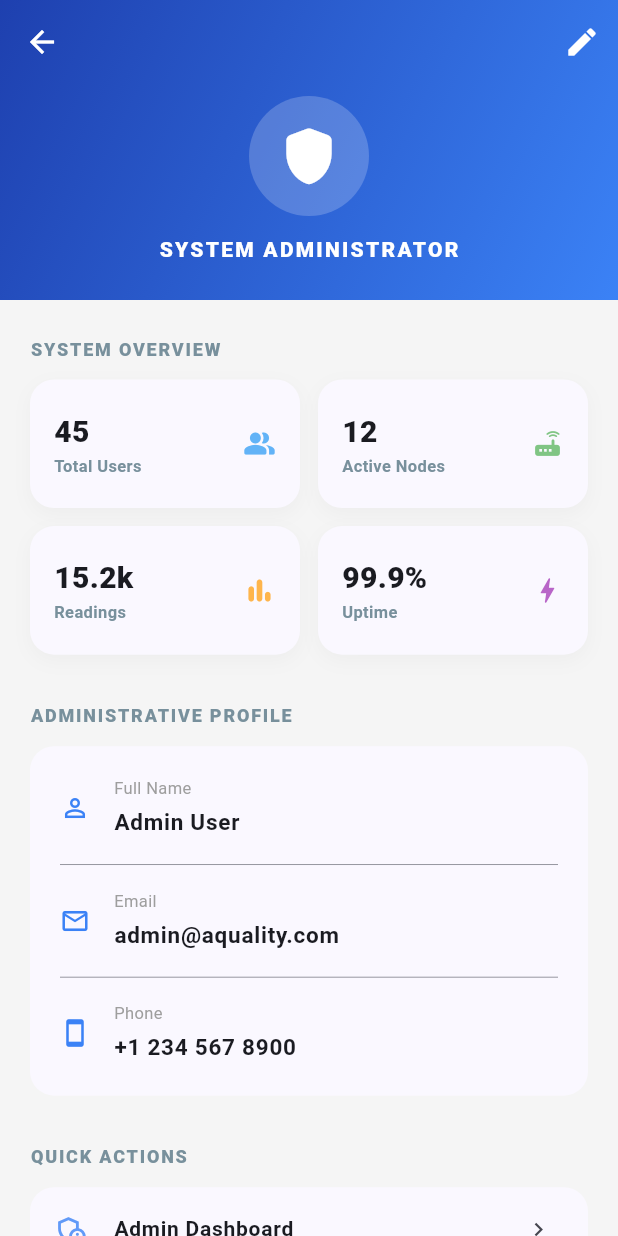
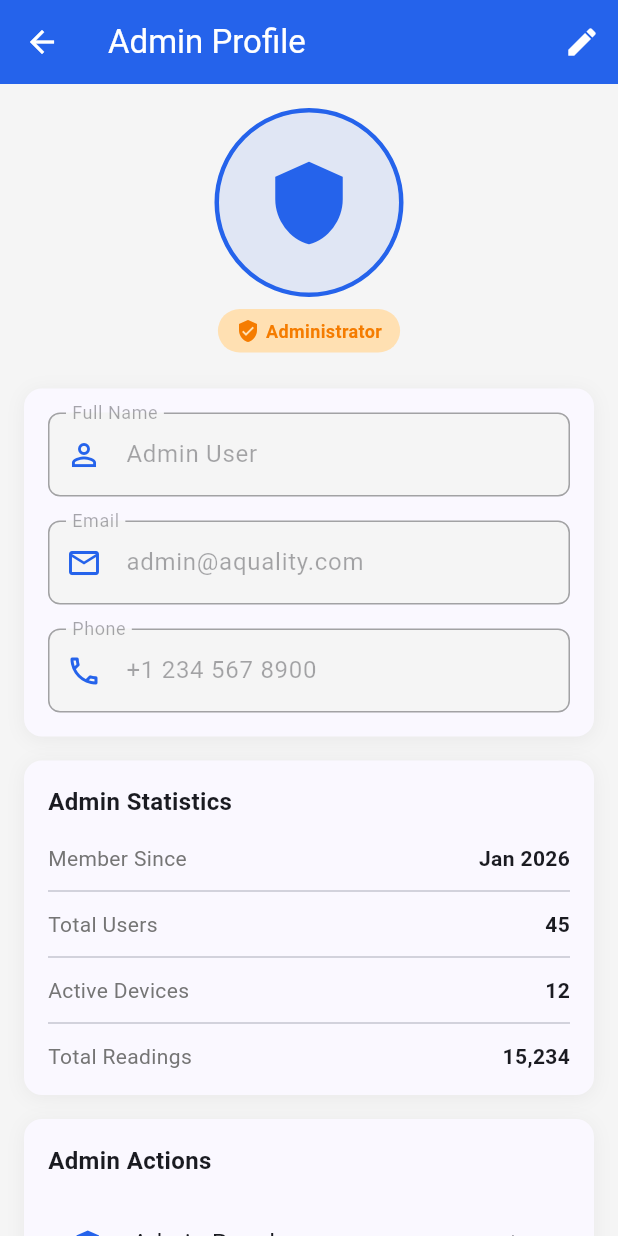
Before and after one commit to GeraldElliRamos/Aquality-Arduino-based-water-quality-monitoring, a Flutter app: the AdminUserView screen opened by its route, on a phone screen of 412 x 824 dp. Run offline on Flutter 3.47's test engine with Material 3 defaults, Android fonts, the phone set to English and light mode, and no system bars; our stand-ins replace csv, fl_chart, shared_preferences; accounts and stored records are empty.

Commit message:
Revert "Merge branch 'main' of https://github.com/GeraldElliRamos/Aquality-Arduino-based-water-quality-monitoring"
This reverts commit c26509676e562d488f59eee694f756d2de45b0c0, reversing
changes made to 3b152a999892d339145de5bf15fbbc8d56819c0c.

```diff
--- a/aquality_arduino_based_water_quality_monitoring/lib/pages/admin_user.dart
+++ b/aquality_arduino_based_water_quality_monitoring/lib/pages/admin_user.dart
@@ -14,10 +14,6 @@ class _AdminUserViewState extends State<AdminUserView> {
   final _phoneController = TextEditingController(text: '+1 234 567 8900');
   bool _isEditing = false;
 
-  // Branding colors stay constant
-  final Color primaryBlue = const Color(0xFF1E40AF);
-  final Color accentBlue = const Color(0xFF3B82F6);
-
   @override
   void dispose() {
     _nameController.dispose();
@@ -28,280 +24,266 @@ class _AdminUserViewState extends State<AdminUserView> {
 
   @override
   Widget build(BuildContext context) {
-    final bool isDark = Theme.of(context).brightness == Brightness.dark;
-
     return Scaffold(
-      backgroundColor: Theme.of(context).scaffoldBackgroundColor,
-      body: CustomScrollView(
-        slivers: [
-          _buildHeader(),
-          SliverToBoxAdapter(
-            child: Padding(
-              padding: const EdgeInsets.symmetric(horizontal: 20.0, vertical: 24.0),
+      appBar: AppBar(
+        title: const Text('Admin Profile'),
+        backgroundColor: const Color(0xFF2563EB),
+        actions: [
+          if (!_isEditing)
+            IconButton(
+              icon: const Icon(Icons.edit),
+              onPressed: () {
+                setState(() => _isEditing = true);
+              },
+              tooltip: 'Edit Profile',
+            )
+          else
+            TextButton(
+              onPressed: () {
+                setState(() => _isEditing = false);
+                ScaffoldMessenger.of(context).showSnackBar(
+                  const SnackBar(content: Text('Profile updated successfully')),
+                );
+              },
+              child: const Text('Save', style: TextStyle(color: Colors.white)),
+            ),
+        ],
+      ),
+      body: SingleChildScrollView(
+        padding: const EdgeInsets.all(16.0),
         child: Column(
-                crossAxisAlignment: CrossAxisAlignment.start,
+          crossAxisAlignment: CrossAxisAlignment.stretch,
           children: [
-                  _buildSectionLabel('System Overview'),
-                  const SizedBox(height: 12),
-                  _buildStatsGrid(isDark),
-                  const SizedBox(height: 32),
-                  _buildSectionLabel('Administrative Profile'),
-                  const SizedBox(height: 12),
-                  _buildProfileCard(isDark),
-                  const SizedBox(height: 32),
-                  _buildSectionLabel('Quick Actions'),
-                  const SizedBox(height: 12),
-                  _buildActionsList(isDark),
-                  const SizedBox(height: 40),
-                  _buildLogoutButton(),
-                  const SizedBox(height: 60),
-                ],
+            Center(
+              child: Stack(
+                children: [
+                  Container(
+                    decoration: BoxDecoration(
+                      shape: BoxShape.circle,
+                      border: Border.all(color: const Color(0xFF2563EB), width: 3),
+                    ),
+                    child: CircleAvatar(
+                      radius: 60,
+                      backgroundColor: const Color(0xFF2563EB).withOpacity(0.1),
+                      child: const Icon(Icons.shield, size: 60, color: Color(0xFF2563EB)),
+                    ),
+                  ),
+                  if (_isEditing)
+                    Positioned(
+                      right: 0,
+                      bottom: 0,
+                      child: Container(
+                        decoration: BoxDecoration(
+                          color: const Color(0xFF2563EB),
+                          shape: BoxShape.circle,
+                          border: Border.all(color: Colors.white, width: 3),
+                        ),
+                        child: IconButton(
+                          icon: const Icon(Icons.camera_alt, size: 20, color: Colors.white),
+                          onPressed: () {
+                            ScaffoldMessenger.of(context).showSnackBar(
+                              const SnackBar(content: Text('Camera feature coming soon')),
+                            );
+                          },
                         ),
                       ),
                     ),
                 ],
               ),
-    );
-  }
-
-  Widget _buildHeader() {
-    return SliverAppBar(
-      expandedHeight: 200.0,
-      pinned: true,
-      elevation: 0,
-      backgroundColor: primaryBlue,
-      flexibleSpace: FlexibleSpaceBar(
-        background: Container(
+            ),
+            const SizedBox(height: 8),
+            Center(
+              child: Container(
+                padding: const EdgeInsets.symmetric(horizontal: 12, vertical: 6),
                 decoration: BoxDecoration(
-            gradient: LinearGradient(
-              begin: Alignment.topLeft,
-              end: Alignment.bottomRight,
-              colors: [primaryBlue, accentBlue],
+                  color: Colors.orange.shade100,
+                  borderRadius: BorderRadius.circular(20),
                 ),
-          ),
-          child: Column(
-            mainAxisAlignment: MainAxisAlignment.center,
+                child: Row(
+                  mainAxisSize: MainAxisSize.min,
                   children: [
-              const SizedBox(height: 40),
-              CircleAvatar(
-                radius: 40,
-                backgroundColor: Colors.white.withOpacity(0.2),
-                child: const Icon(Icons.shield_rounded, size: 45, color: Colors.white),
-              ),
-              const SizedBox(height: 12),
-              const Text(
-                'SYSTEM ADMINISTRATOR',
+                    Icon(Icons.verified_user, size: 16, color: Colors.orange.shade700),
+                    const SizedBox(width: 4),
+                    Text(
+                      'Administrator',
                       style: TextStyle(
-                  color: Colors.white,
-                  fontWeight: FontWeight.w900,
-                  fontSize: 14,
-                  letterSpacing: 1.5,
+                        fontSize: 12,
+                        fontWeight: FontWeight.bold,
+                        color: Colors.orange.shade700,
                       ),
                     ),
                   ],
                 ),
               ),
             ),
-      actions: [
-        IconButton(
-          icon: Icon(_isEditing ? Icons.check_circle : Icons.edit, color: Colors.white),
-          onPressed: () {
-            setState(() => _isEditing = !_isEditing);
-            if (!_isEditing) {
+            const SizedBox(height: 24),
+            _buildInfoCard(
+              children: [
+                _buildTextField(
+                  controller: _nameController,
+                  label: 'Full Name',
+                  icon: Icons.person_outline,
+                  enabled: _isEditing,
+                ),
+                const SizedBox(height: 16),
+                _buildTextField(
+                  controller: _emailController,
+                  label: 'Email',
+                  icon: Icons.email_outlined,
+                  enabled: _isEditing,
+                ),
+                const SizedBox(height: 16),
+                _buildTextField(
+                  controller: _phoneController,
+                  label: 'Phone',
+                  icon: Icons.phone_outlined,
+                  enabled: _isEditing,
+                ),
+              ],
+            ),
+            const SizedBox(height: 16),
+            _buildInfoCard(
+              title: 'Admin Statistics',
+              children: [
+                _buildStatRow('Member Since', 'Jan 2026'),
+                const Divider(height: 24),
+                _buildStatRow('Total Users', '45'),
+                const Divider(height: 24),
+                _buildStatRow('Active Devices', '12'),
+                const Divider(height: 24),
+                _buildStatRow('Total Readings', '15,234'),
+              ],
+            ),
+            const SizedBox(height: 16),
+            _buildInfoCard(
+              title: 'Admin Actions',
+              children: [
+                ListTile(
+                  leading: const Icon(Icons.admin_panel_settings, color: Color(0xFF2563EB)),
+                  title: const Text('Admin Panel'),
+                  trailing: const Icon(Icons.chevron_right),
+                  onTap: () {
+                    Navigator.of(context).pushNamed('/admin');
+                  },
+                ),
+                const Divider(height: 1),
+                ListTile(
+                  leading: const Icon(Icons.settings, color: Color(0xFF2563EB)),
+                  title: const Text('Settings'),
+                  trailing: const Icon(Icons.chevron_right),
+                  onTap: () {
+                    Navigator.of(context).pushNamed('/settings');
+                  },
+                ),
+                const Divider(height: 1),
+                ListTile(
+                  leading: const Icon(Icons.lock_outline, color: Color(0xFF2563EB)),
+                  title: const Text('Change Password'),
+                  trailing: const Icon(Icons.chevron_right),
+                  onTap: () {
                     ScaffoldMessenger.of(context).showSnackBar(
-                const SnackBar(content: Text('Profile updated successfully')),
+                      const SnackBar(content: Text('Password change coming soon')),
                     );
-            }
                   },
                 ),
               ],
-    );
-  }
-
-  Widget _buildSectionLabel(String label) {
-    return Text(
-      label.toUpperCase(),
-      style: TextStyle(
-        fontSize: 12,
-        fontWeight: FontWeight.w800,
-        color: Colors.blueGrey.shade400,
-        letterSpacing: 1.2,
+            ),
+            const SizedBox(height: 24),
+            ElevatedButton.icon(
+              onPressed: () {
+                // Fully sign out admin and return to login
+                AuthService.logout();
+                Navigator.of(context).pushReplacementNamed('/login');
+              },
+              icon: const Icon(Icons.logout),
+              label: const Text('Logout'),
+              style: ElevatedButton.styleFrom(
+                backgroundColor: Colors.red,
+                foregroundColor: Colors.white,
+                padding: const EdgeInsets.symmetric(vertical: 14),
+              ),
+            ),
+            const SizedBox(height: 32),
+          ],
+        ),
       ),
     );
   }
 
-  Widget _buildStatsGrid(bool isDark) {
-    return GridView.count(
-      crossAxisCount: 2,
-      shrinkWrap: true,
-      physics: const NeverScrollableScrollPhysics(),
-      mainAxisSpacing: 12,
-      crossAxisSpacing: 12,
-      childAspectRatio: 2.1,
-      children: [
-        _buildCompactStat('45', 'Total Users', Icons.people_alt_rounded, Colors.blue, isDark),
-        _buildCompactStat('12', 'Active Nodes', Icons.router_rounded, Colors.green, isDark),
-        _buildCompactStat('15.2k', 'Readings', Icons.bar_chart_rounded, Colors.orange, isDark),
-        _buildCompactStat('99.9%', 'Uptime', Icons.bolt_rounded, Colors.purple, isDark),
-      ],
-    );
-  }
-
-  Widget _buildCompactStat(String value, String label, IconData icon, Color color, bool isDark) {
+  Widget _buildInfoCard({String? title, required List<Widget> children}) {
     return Container(
-      padding: const EdgeInsets.symmetric(horizontal: 16),
       decoration: BoxDecoration(
         color: Theme.of(context).cardColor,
-        borderRadius: BorderRadius.circular(16),
+        borderRadius: BorderRadius.circular(12),
         boxShadow: [
           BoxShadow(
-            color: isDark ? Colors.black45 : Colors.black.withOpacity(0.03),
+            color: Colors.black.withOpacity(0.05),
             blurRadius: 10,
-            offset: const Offset(0, 4),
+            offset: const Offset(0, 2),
           ),
         ],
       ),
-      child: Row(
+      padding: const EdgeInsets.all(16),
+      child: Column(
+        crossAxisAlignment: CrossAxisAlignment.stretch,
         children: [
-          Expanded(
-            child: Column(
-              crossAxisAlignment: CrossAxisAlignment.start,
-              mainAxisAlignment: MainAxisAlignment.center,
-              children: [
+          if (title != null) ...[
             Text(
-                  value,
-                  style: TextStyle(
-                    fontSize: 20,
-                    fontWeight: FontWeight.w800,
-                    color: Theme.of(context).textTheme.bodyLarge?.color,
+              title,
+              style: const TextStyle(
+                fontSize: 16,
+                fontWeight: FontWeight.bold,
               ),
             ),
-                Text(
-                  label,
-                  style: TextStyle(
-                    fontSize: 11,
-                    fontWeight: FontWeight.w600,
-                    color: Colors.blueGrey.shade400,
-                  ),
-                ),
+            const SizedBox(height: 16),
           ],
-            ),
-          ),
-          Icon(icon, color: color.withOpacity(0.7), size: 22),
+          ...children,
         ],
       ),
     );
   }
 
-  Widget _buildProfileCard(bool isDark) {
-    return Container(
-      padding: const EdgeInsets.all(20),
-      decoration: BoxDecoration(
-        color: Theme.of(context).cardColor,
-        borderRadius: BorderRadius.circular(16),
+  Widget _buildTextField({
+    required TextEditingController controller,
+    required String label,
+    required IconData icon,
+    required bool enabled,
+  }) {
+    final isDark = Theme.of(context).brightness == Brightness.dark;
+    return TextField(
+      controller: controller,
+      enabled: enabled,
+      decoration: InputDecoration(
+        labelText: label,
+        prefixIcon: Icon(icon, color: const Color(0xFF2563EB)),
+        border: OutlineInputBorder(
+          borderRadius: BorderRadius.circular(8),
         ),
-      child: Column(
-        children: [
-          _buildInlineField(_nameController, 'Full Name', Icons.person_outline, isDark),
-          Divider(height: 32, thickness: 0.5, color: Theme.of(context).dividerColor),
-          _buildInlineField(_emailController, 'Email', Icons.mail_outline, isDark),
-          Divider(height: 32, thickness: 0.5, color: Theme.of(context).dividerColor),
-          _buildInlineField(_phoneController, 'Phone', Icons.smartphone_outlined, isDark),
-        ],
+        filled: !enabled,
+        fillColor: enabled ? null : (isDark ? Colors.grey.shade800 : Colors.grey.shade100),
       ),
     );
   }
 
-  Widget _buildInlineField(TextEditingController controller, String label, IconData icon, bool isDark) {
+  Widget _buildStatRow(String label, String value) {
     return Row(
+      mainAxisAlignment: MainAxisAlignment.spaceBetween,
       children: [
-        Icon(icon, size: 20, color: accentBlue),
-        const SizedBox(width: 16),
-        Expanded(
-          child: Column(
-            crossAxisAlignment: CrossAxisAlignment.start,
-            children: [
-              Text(label, style: TextStyle(fontSize: 11, color: Colors.grey.shade500)),
-              TextField(
-                controller: controller,
-                enabled: _isEditing,
+        Text(
+          label,
           style: TextStyle(
-                  fontSize: 15,
-                  fontWeight: FontWeight.w600,
-                  color: Theme.of(context).textTheme.bodyLarge?.color,
-                ),
-                decoration: const InputDecoration(
-                  isDense: true,
-                  contentPadding: EdgeInsets.only(top: 4),
-                  border: InputBorder.none,
+            fontSize: 14,
+            color: Colors.grey.shade600,
           ),
         ),
-            ],
+        Text(
+          value,
+          style: const TextStyle(
+            fontSize: 14,
+            fontWeight: FontWeight.bold,
           ),
         ),
       ],
     );
   }
-
-  Widget _buildActionsList(bool isDark) {
-    return Container(
-      decoration: BoxDecoration(
-        color: Theme.of(context).cardColor,
-        borderRadius: BorderRadius.circular(16),
-      ),
-      child: Column(
-        children: [
-          _buildActionTile(Icons.admin_panel_settings_outlined, 'Admin Dashboard', '/admin'),
-          Divider(height: 1, indent: 16, endIndent: 16, color: Theme.of(context).dividerColor),
-          _buildActionTile(Icons.settings_outlined, 'System Settings', '/settings'),
-          Divider(height: 1, indent: 16, endIndent: 16, color: Theme.of(context).dividerColor),
-          _buildActionTile(Icons.lock_reset_rounded, 'Security & Password', null),
-        ],
-      ),
-    );
 }
-
-  Widget _buildActionTile(IconData icon, String title, String? route) {
-    return ListTile(
-      leading: Icon(icon, size: 22, color: accentBlue.withOpacity(0.8)),
-      title: Text(
-        title,
-        style: TextStyle(
-          fontSize: 14,
-          fontWeight: FontWeight.w600,
-          color: Theme.of(context).textTheme.bodyLarge?.color,
-        )
-      ),
-      trailing: const Icon(Icons.chevron_right, size: 18),
-      onTap: () {
-        if (route != null) {
-          Navigator.pushNamed(context, route);
-        } else {
-          ScaffoldMessenger.of(context).showSnackBar(const SnackBar(content: Text('Feature coming soon')));
-        }
-      },
-    );
-  }
-
-  Widget _buildLogoutButton() {
-    return SizedBox(
-      width: double.infinity,
-      child: TextButton.icon(
-        onPressed: () {
-          AuthService.logout();
-          Navigator.of(context).pushReplacementNamed('/login');
-        },
-        icon: const Icon(Icons.logout_rounded, color: Colors.redAccent),
-        label: const Text(
-          'SIGN OUT OF SESSION',
-          style: TextStyle(color: Colors.redAccent, fontWeight: FontWeight.w800, letterSpacing: 1.1),
-        ),
-        style: TextButton.styleFrom(
-          padding: const EdgeInsets.symmetric(vertical: 16),
-          backgroundColor: Colors.red.withOpacity(0.1),
-          shape: RoundedRectangleBorder(borderRadius: BorderRadius.circular(12)),
-        ),
-      ),
-    );
-  }
-}
```
Lines whose indentation alone changed are shown as unchanged.
